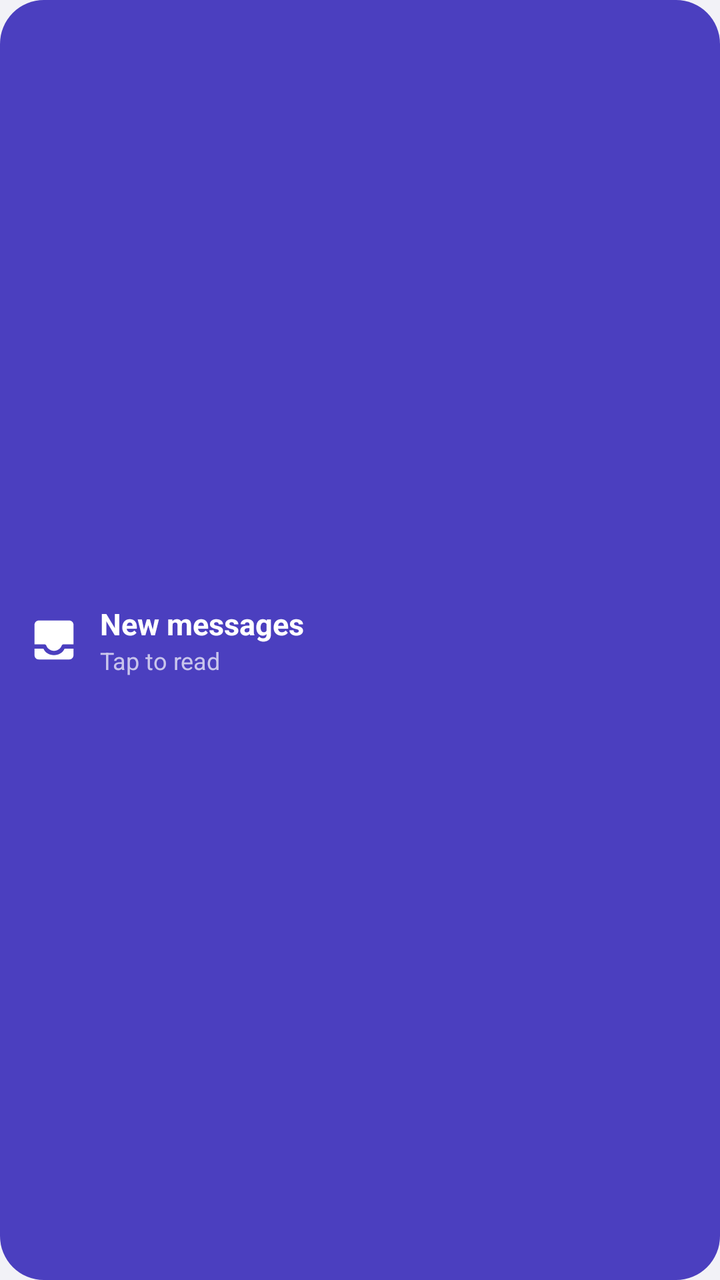
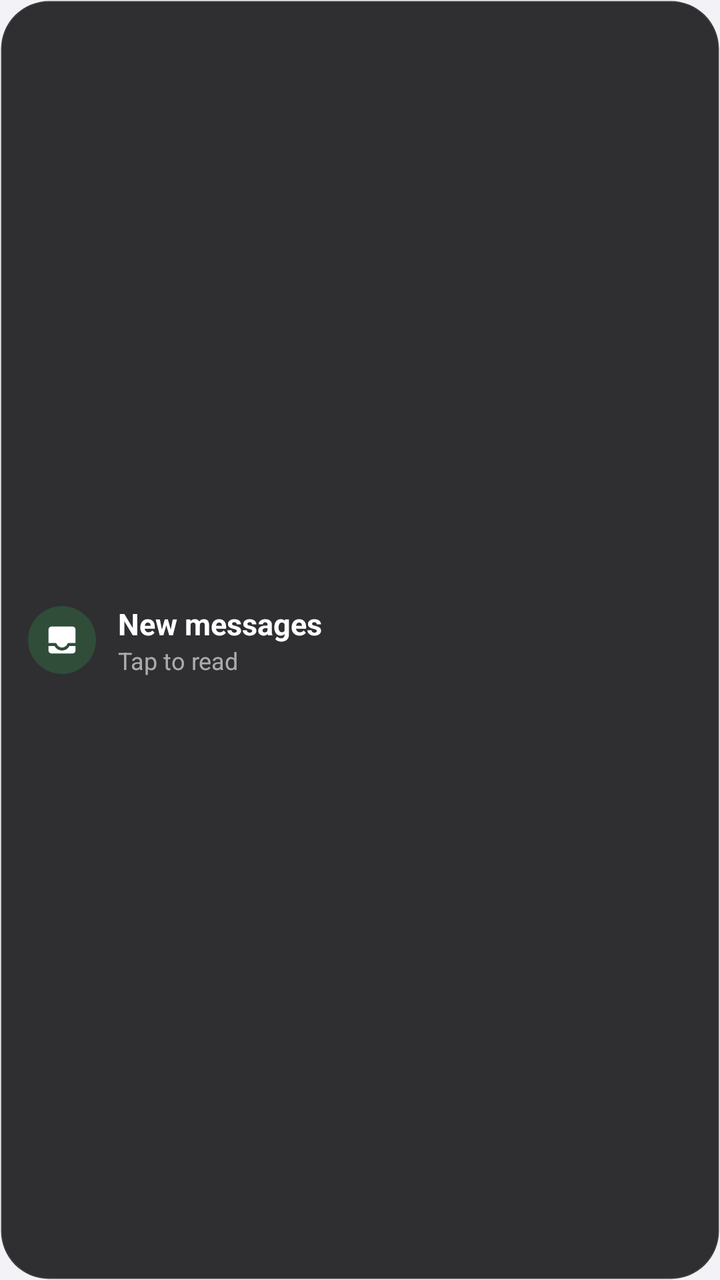

Two renders of the same Android screen: before a commit and after it. Below are the layout's source before the change and the commit's diff.
<!-- AndroidManifest.xml: application theme Theme.BasketBudget -->
<!-- res/layout/widget_inbox.xml -->
<?xml version="1.0" encoding="utf-8"?>
<LinearLayout xmlns:android="http://schemas.android.com/apk/res/android"
    android:id="@+id/widget_root"
    android:layout_width="match_parent"
    android:layout_height="match_parent"
    android:background="@drawable/widget_bg"
    android:gravity="center_vertical"
    android:orientation="horizontal"
    android:paddingHorizontal="14dp"
    android:paddingVertical="10dp">

    <ImageView
        android:layout_width="26dp"
        android:layout_height="26dp"
        android:contentDescription="@null"
        android:src="@drawable/ic_inbox" />

    <LinearLayout
        android:layout_width="0dp"
        android:layout_height="wrap_content"
        android:layout_marginStart="10dp"
        android:layout_weight="1"
        android:orientation="vertical">

        <TextView
            android:layout_width="wrap_content"
            android:layout_height="wrap_content"
            android:maxLines="1"
            android:text="@string/widget_inbox_label"
            android:textColor="#FFFFFF"
            android:textSize="15sp"
            android:textStyle="bold" />

        <TextView
            android:id="@+id/widget_status"
            android:layout_width="match_parent"
            android:layout_height="wrap_content"
            android:maxLines="1"
            android:ellipsize="end"
            android:text="@string/widget_inbox_idle"
            android:textColor="#B3FFFFFF"
            android:textSize="12sp" />
    </LinearLayout>
</LinearLayout>
<!-- resources referenced by this layout -->
<resources>
  <!-- drawable ic_inbox (drawable) -->
  <vector xmlns:android="http://schemas.android.com/apk/res/android"
      android:width="24dp"
      android:height="24dp"
      android:viewportWidth="24"
      android:viewportHeight="24"
      android:tint="#FFFFFF">
      <path
          android:fillColor="#FFFFFF"
          android:pathData="M19,3H5C3.9,3 3,3.9 3,5v9h4.6c0.4,0 0.8,0.3 0.9,0.7C8.9,15.8 10.3,17 12,17s3.1,-1.2 3.5,-2.3c0.1,-0.4 0.5,-0.7 0.9,-0.7H21V5C21,3.9 20.1,3 19,3zM13,10.6V6c0,-0.6 -0.4,-1 -1,-1s-1,0.4 -1,1v4.6L9.7,9.3c-0.4,-0.4 -1,-0.4 -1.4,0s-0.4,1 0,1.4l3,3c0.4,0.4 1,0.4 1.4,0l3,-3c0.4,-0.4 0.4,-1 0,-1.4s-1,-0.4 -1.4,0L13,10.6z" />
      <path
          android:fillColor="#FFFFFF"
          android:pathData="M16.9,16c-0.8,1.8 -2.7,3 -4.9,3s-4.1,-1.2 -4.9,-3H3v3c0,1.1 0.9,2 2,2h14c1.1,0 2,-0.9 2,-2v-3H16.9z" />
  </vector>
  <!-- drawable widget_bg (drawable) -->
  <?xml version="1.0" encoding="utf-8"?>
  <shape xmlns:android="http://schemas.android.com/apk/res/android"
      android:shape="rectangle">
      <corners android:radius="22dp" />
      <solid android:color="@color/brand" />
  </shape>
  <string name="widget_inbox_idle">Tap to read</string>
  <string name="widget_inbox_label">New messages</string>
  <style name="Theme.BasketBudget" parent="android:Theme.Material.NoActionBar">
          <item name="android:windowBackground">@color/page_bg</item>
      </style>
  <color name="brand">#4B3FBF</color>
  <color name="page_bg">#F2F2F7</color>
</resources>

<!-- the commit's change to res/layout/widget_inbox.xml (unified diff, before → after) -->
@@ -3,31 +3,34 @@
     android:id="@+id/widget_root"
     android:layout_width="match_parent"
     android:layout_height="match_parent"
-    android:background="@drawable/widget_bg"
+    android:background="@drawable/widget_card"
     android:gravity="center_vertical"
     android:orientation="horizontal"
     android:paddingHorizontal="14dp"
-    android:paddingVertical="10dp">
+    android:paddingVertical="12dp">
 
     <ImageView
-        android:layout_width="26dp"
-        android:layout_height="26dp"
+        android:layout_width="34dp"
+        android:layout_height="34dp"
+        android:background="@drawable/widget_chip_good"
         android:contentDescription="@null"
+        android:padding="8dp"
         android:src="@drawable/ic_inbox" />
 
     <LinearLayout
         android:layout_width="0dp"
         android:layout_height="wrap_content"
-        android:layout_marginStart="10dp"
+        android:layout_marginStart="11dp"
         android:layout_weight="1"
         android:orientation="vertical">
 
         <TextView
-            android:layout_width="wrap_content"
+            android:layout_width="match_parent"
             android:layout_height="wrap_content"
+            android:ellipsize="end"
             android:maxLines="1"
             android:text="@string/widget_inbox_label"
-            android:textColor="#FFFFFF"
+            android:textColor="@color/w_ink"
             android:textSize="15sp"
             android:textStyle="bold" />
 
@@ -35,10 +38,10 @@
             android:id="@+id/widget_status"
             android:layout_width="match_parent"
             android:layout_height="wrap_content"
+            android:ellipsize="end"
             android:maxLines="1"
-            android:ellipsize="end"
             android:text="@string/widget_inbox_idle"
-            android:textColor="#B3FFFFFF"
+            android:textColor="@color/w_dim"
             android:textSize="12sp" />
     </LinearLayout>
 </LinearLayout>
<!-- resource entries referenced after the edit -->
@@ -1,5 +1,7 @@
 <!-- resources referenced by this layout -->
 <resources>
+  <color name="w_dim">#99FFFFFF</color>
+  <color name="w_ink">#FFFFFFFF</color>
   <!-- drawable ic_inbox (drawable) -->
   <vector xmlns:android="http://schemas.android.com/apk/res/android"
       android:width="24dp"
@@ -14,19 +16,26 @@
           android:fillColor="#FFFFFF"
           android:pathData="M16.9,16c-0.8,1.8 -2.7,3 -4.9,3s-4.1,-1.2 -4.9,-3H3v3c0,1.1 0.9,2 2,2h14c1.1,0 2,-0.9 2,-2v-3H16.9z" />
   </vector>
-  <!-- drawable widget_bg (drawable) -->
+  <!-- drawable widget_card (drawable) -->
   <?xml version="1.0" encoding="utf-8"?>
   <shape xmlns:android="http://schemas.android.com/apk/res/android"
       android:shape="rectangle">
-      <corners android:radius="22dp" />
-      <solid android:color="@color/brand" />
+      <corners android:radius="24dp" />
+      <solid android:color="@color/w_card" />
+      <stroke android:width="1dp" android:color="#1FFFFFFF" />
+  </shape>
+  <!-- drawable widget_chip_good (drawable) -->
+  <?xml version="1.0" encoding="utf-8"?>
+  <shape xmlns:android="http://schemas.android.com/apk/res/android" android:shape="oval">
+      <solid android:color="@color/w_good_soft" />
   </shape>
   <string name="widget_inbox_idle">Tap to read</string>
   <string name="widget_inbox_label">New messages</string>
   <style name="Theme.BasketBudget" parent="android:Theme.Material.NoActionBar">
           <item name="android:windowBackground">@color/page_bg</item>
       </style>
-  <color name="brand">#4B3FBF</color>
+  <color name="w_card">#D90E0E10</color>
+  <color name="w_good_soft">#2E30D158</color>
   <color name="page_bg">#F2F2F7</color>
 </resources>
 
